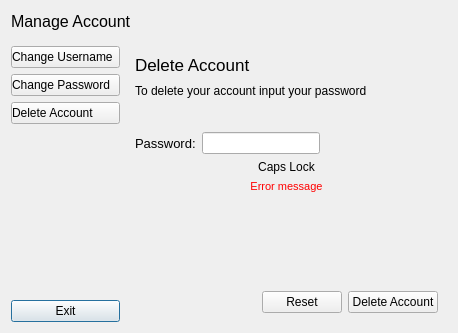
First picture: the form in ui/manage_account.ui, repository VicMbugua/TaskManagementSystem, before the edit.
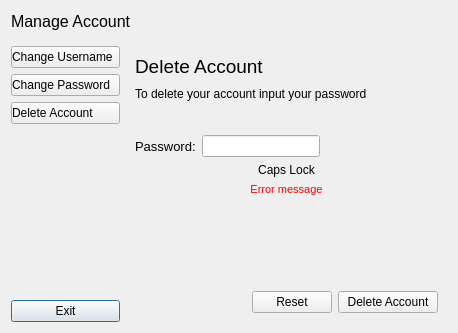
Second picture: the form after the edit. The open tabs and pages were chosen to show the change.

Patch:
```diff
--- a/ui/manage_account.ui
+++ b/ui/manage_account.ui
@@ -622,10 +622,12 @@
         <widget class="QWidget" name="page_3">
          <layout class="QVBoxLayout" name="verticalLayout_5">
           <item>
+           <layout class="QHBoxLayout" name="horizontalLayout_15">
+            <item>
            <widget class="QLabel" name="label_4">
             <property name="font">
              <font>
-              <pointsize>13</pointsize>
+                <pointsize>14</pointsize>
              </font>
             </property>
             <property name="text">
@@ -634,6 +636,21 @@
            </widget>
           </item>
           <item>
+             <spacer name="horizontalSpacer_11">
+              <property name="orientation">
+               <enum>Qt::Horizontal</enum>
+              </property>
+              <property name="sizeHint" stdset="0">
+               <size>
+                <width>40</width>
+                <height>20</height>
+               </size>
+              </property>
+             </spacer>
+            </item>
+           </layout>
+          </item>
+          <item>
            <layout class="QHBoxLayout" name="horizontalLayout_12">
             <item>
              <widget class="QLabel" name="label_9">
@@ -785,6 +802,12 @@
             </item>
             <item>
              <widget class="QPushButton" name="delete_account_btn_2">
+              <property name="minimumSize">
+               <size>
+                <width>100</width>
+                <height>0</height>
+               </size>
+              </property>
               <property name="text">
                <string>Delete Account</string>
               </property>
```
Left out of the diff: 24 changed lines with no effect on the pictures. Lines whose indentation alone changed are shown as unchanged.
